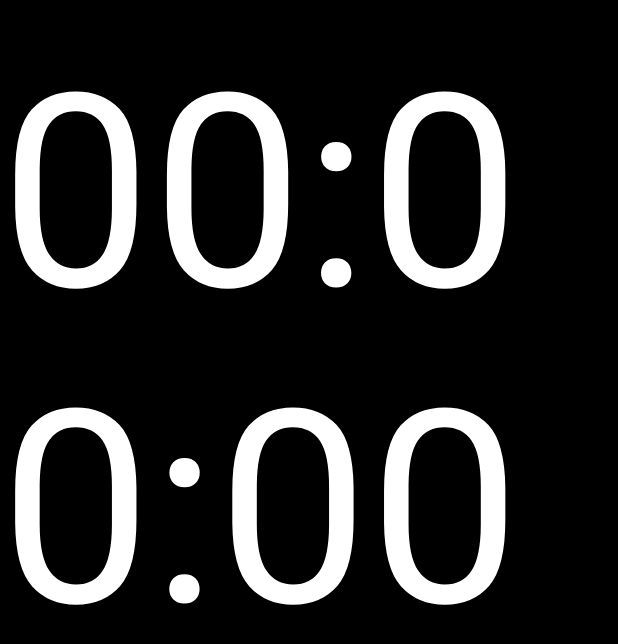
After one commit to fanyouer/TpanleWithPulse, an Android app: the layout pingbao.xml on its own in the app's theme, with its tools: preview values and no code run, on a phone screen of 412 x 824 dp. The commit adds this screen. Shown: the top 644 px of the screen. Run offline under Robolectric (Android 15) with nearby library versions, the phone set to English and light mode, and no system bars.

Commit message:
加入屏保

```diff
--- a/app/build.gradle
+++ b/app/build.gradle
@@ -2,7 +2,7 @@ apply plugin: 'com.android.application'
 
 android {
     compileSdkVersion 26
-    buildToolsVersion "26.0.1"
+    buildToolsVersion '26.0.2'
 
     defaultConfig {
         applicationId "it.ma.tpanel.action"
--- /dev/null
+++ b/app/src/main/java/it/ma/tpanel/action/PingBao.java
@@ -0,0 +1,90 @@
+package it.ma.tpanel.action;
+
+import android.app.Activity;
+import android.os.Bundle;
+import android.support.annotation.Nullable;
+import android.support.v7.app.AppCompatActivity;
+import android.view.MotionEvent;
+import android.widget.RelativeLayout;
+import android.widget.TextView;
+
+import java.text.SimpleDateFormat;
+import java.util.Date;
+import java.util.Timer;
+import java.util.TimerTask;
+
+/**
+ * Created by K on 2017/10/25.
+ */
+
+public class PingBao extends Activity {
+    Timer timer1 = new Timer();
+    private String beijing;
+    private SimpleDateFormat df;
+
+    TextView tv_beijing_shijian;
+
+    private int zuobiao_x=0;
+    private int zuobiao_y=0;
+    private boolean x_flag=true;
+    private boolean y_flag=true;
+
+    @Override
+    public boolean dispatchTouchEvent(MotionEvent ev) {
+        finish();
+        return super.dispatchTouchEvent(ev);
+    }
+
+    @Override
+    protected void onCreate(@Nullable Bundle savedInstanceState) {
+        super.onCreate(savedInstanceState);
+        setContentView(R.layout.pingbao);
+
+        tv_beijing_shijian=findViewById(R.id.pingbao_shijian);
+
+        df = new SimpleDateFormat("HH:mm:ss");
+        timer1.schedule(task1, 100, 100);
+
+
+    }
+    TimerTask task1 = new TimerTask() {
+
+        public void run() {
+            runOnUiThread(new Runnable() {      // UI thread
+
+                public void run() {
+                    if (x_flag){
+                        zuobiao_x++;
+                    }else {
+                        zuobiao_x--;
+                    }
+                    if (y_flag){
+                        zuobiao_y++;
+                    }else {
+                        zuobiao_y--;
+                    }
+
+                    if (zuobiao_x>1220){
+                        x_flag=false;
+                    }
+                    if (zuobiao_x<0){
+                        x_flag=true;
+                    }
+
+                    if (zuobiao_y>880){
+                        y_flag=false;
+                    }
+                    if (zuobiao_y<-40){
+                        y_flag=true;
+                    }
+
+                    beijing = df.format(new Date());
+                    tv_beijing_shijian.setText(beijing);
+                    tv_beijing_shijian.setPadding(zuobiao_x,zuobiao_y,0,0);
+                }
+            });
+
+        }
+    };
+
+}
--- a/app/src/main/res/layout/main.xml
+++ b/app/src/main/res/layout/main.xml
@@ -1296,4 +1296,5 @@
         android:layout_marginStart="8dp"
         android:layout_marginEnd="8dp" />
 
+
 </android.support.constraint.ConstraintLayout>
--- /dev/null
+++ b/app/src/main/res/layout/pingbao.xml
@@ -0,0 +1,18 @@
+<?xml version="1.0" encoding="utf-8"?>
+<RelativeLayout xmlns:android="http://schemas.android.com/apk/res/android"
+    android:orientation="vertical"
+    android:layout_width="match_parent"
+    android:layout_height="match_parent"
+    android:background="#000000"
+    >
+
+    <TextView
+        android:id="@+id/pingbao_shijian"
+        android:layout_width="wrap_content"
+        android:layout_height="wrap_content"
+        android:textColor="#ffffff"
+        android:textSize="180dp"
+        android:text="00:00:00"
+        />
+
+</RelativeLayout>
--- a/build.gradle
+++ b/build.gradle
@@ -4,7 +4,7 @@ buildscript {
         jcenter()
     }
     dependencies {
-        classpath 'com.android.tools.build:gradle:2.3.3'
+        classpath 'com.android.tools.build:gradle:3.0.0'
     }
 }
 
```
Also changed, not shown: app/src/main/AndroidManifest.xml (+9 -0 lines), app/src/main/java/it/ma/tpanel/action/NewProjectTpanelActivity.java (+15 -1 lines), app/src/main/res/drawable-hdpi/contact.png, app/src/main/res/drawable-hdpi/contact_background.png (added), app/src/main/res/drawable-hdpi/musicup_up.png, app/src/main/res/drawable-ldpi/musicup_up.png, app/src/main/res/drawable-mdpi/musicup_up.png, gradle/wrapper/gradle-wrapper.properties, 333 other files.
